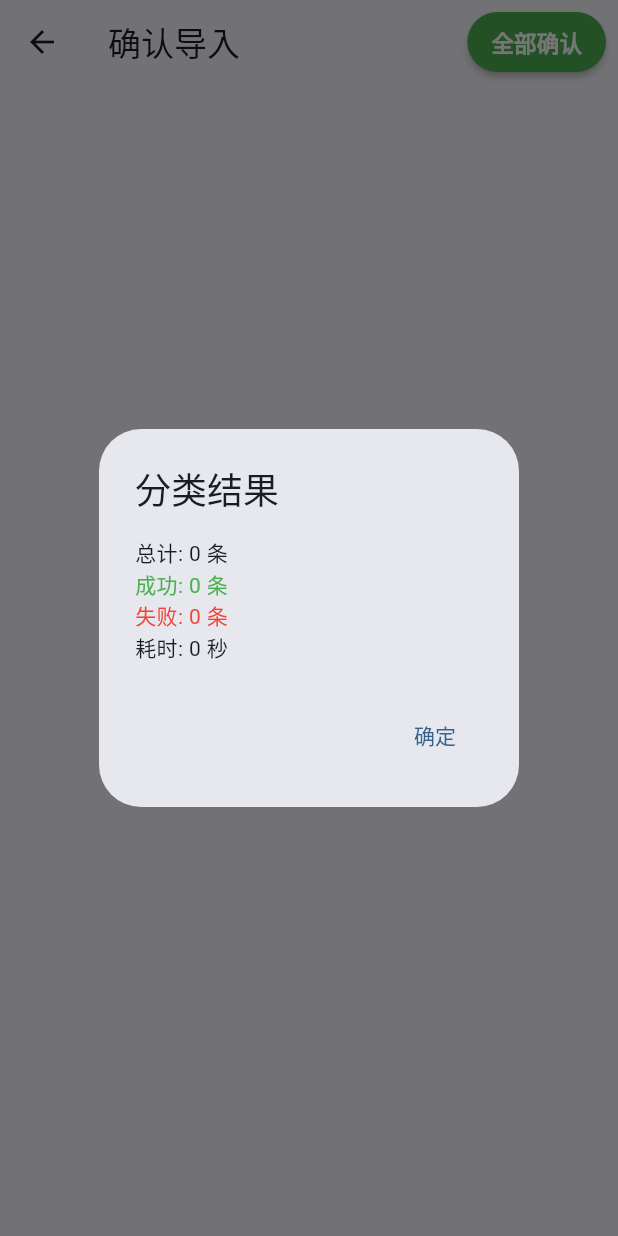
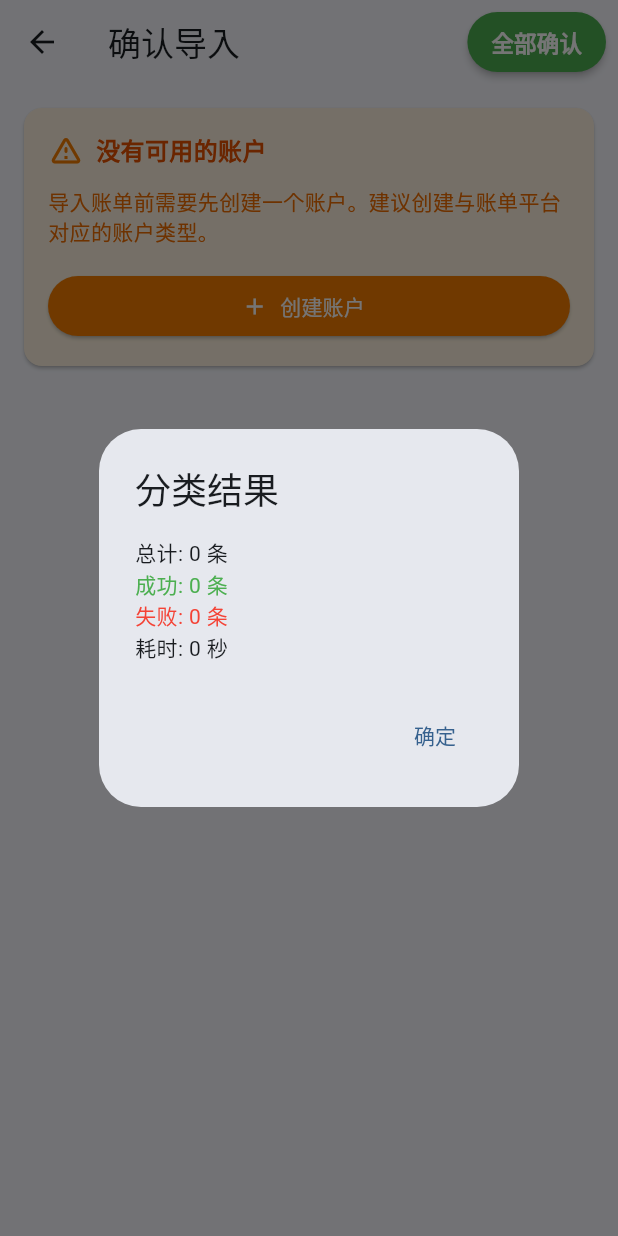
Before and after one commit to OneCodeToEnd/family_bank, a Flutter app: the ImportConfirmationScreen screen opened directly, on a phone screen of 412 x 824 dp. Run offline on Flutter 3.47's test engine with Material 3 defaults, Android fonts, the phone set to English and light mode, and no system bars; our stand-ins replace csv, file_picker, fl_chart, logger, package_info_plus, shared_preferences and 1 more; missing offline and left inert: charset, enough_mail, excel; accounts and stored records are empty.

Commit message:
fix: 修复导入确认页面没有账户时的空白问题
问题描述：
- 当导入微信流水但系统中没有微信账户时，确认导入页面会出现空白
- 用户无法继续操作，体验不佳

修复内容：
- 当没有可用账户时，显示友好的提示卡片而不是空白
- 提示卡片包含：警告图标、说明文字、创建账户按钮
- 点击"创建账户"按钮跳转到账户创建页面
- 创建账户成功后自动重新加载账户列表
- 使用橙色主题突出显示警告信息

用户体验改进：
- 明确告知用户需要先创建账户
- 提供快速创建账户的入口
- 创建完成后自动刷新，无需手动返回

🤖 Generated with Claude Code

```diff
--- a/lib/screens/import/import_confirmation_screen.dart
+++ b/lib/screens/import/import_confirmation_screen.dart
@@ -11,6 +11,7 @@ import '../../services/database/database_service.dart';
 import '../../services/account_match_service.dart';
 import '../../widgets/validation/validation_summary_card.dart';
 import '../../widgets/transaction_detail_sheet.dart';
+import '../account/account_form_screen.dart';
 
 /// 导入确认界面
 /// 显示导入的交易和自动匹配的分类结果
@@ -292,12 +293,73 @@ class _ImportConfirmationScreenState extends State<ImportConfirmationScreen> {
 
   /// 构建账户选择器
   Widget _buildAccountSelector() {
-    if (_availableAccounts.isEmpty) {
-      return const SizedBox.shrink();
-    }
-
     final platform = _importResult?.platform;
     final hasSuggestion = _importResult?.hasSuggestedAccount ?? false;
+
+    // 如果没有可用账户，显示提示卡片
+    if (_availableAccounts.isEmpty) {
+      return Card(
+        margin: const EdgeInsets.all(16),
+        color: Colors.orange.shade50,
+        child: Padding(
+          padding: const EdgeInsets.all(16),
+          child: Column(
+            crossAxisAlignment: CrossAxisAlignment.start,
+            children: [
+              Row(
+                children: [
+                  Icon(Icons.warning_amber_rounded, color: Colors.orange.shade700),
+                  const SizedBox(width: 8),
+                  Expanded(
+                    child: Text(
+                      '没有可用的账户',
+                      style: TextStyle(
+                        fontSize: 16,
+                        fontWeight: FontWeight.bold,
+                        color: Colors.orange.shade900,
+                      ),
+                    ),
+                  ),
+                ],
+              ),
+              const SizedBox(height: 12),
+              Text(
+                '导入账单前需要先创建一个账户。建议创建与账单平台对应的账户类型。',
+                style: TextStyle(
+                  fontSize: 14,
+                  color: Colors.orange.shade800,
+                ),
+              ),
+              const SizedBox(height: 16),
+              SizedBox(
+                width: double.infinity,
+                child: ElevatedButton.icon(
+                  onPressed: () async {
+                    // 跳转到账户创建页面
+                    final result = await Navigator.push(
+                      context,
+                      MaterialPageRoute(
+                        builder: (context) => const AccountFormScreen(),
+                      ),
+                    );
+                    // 如果创建成功，重新加载账户列表
+                    if (result == true && mounted) {
+                      await _loadAccounts();
+                    }
+                  },
+                  icon: const Icon(Icons.add),
+                  label: const Text('创建账户'),
+                  style: ElevatedButton.styleFrom(
+                    backgroundColor: Colors.orange.shade700,
+                    foregroundColor: Colors.white,
+                  ),
+                ),
+              ),
+            ],
+          ),
+        ),
+      );
+    }
 
     return Card(
       margin: const EdgeInsets.all(16),
```
